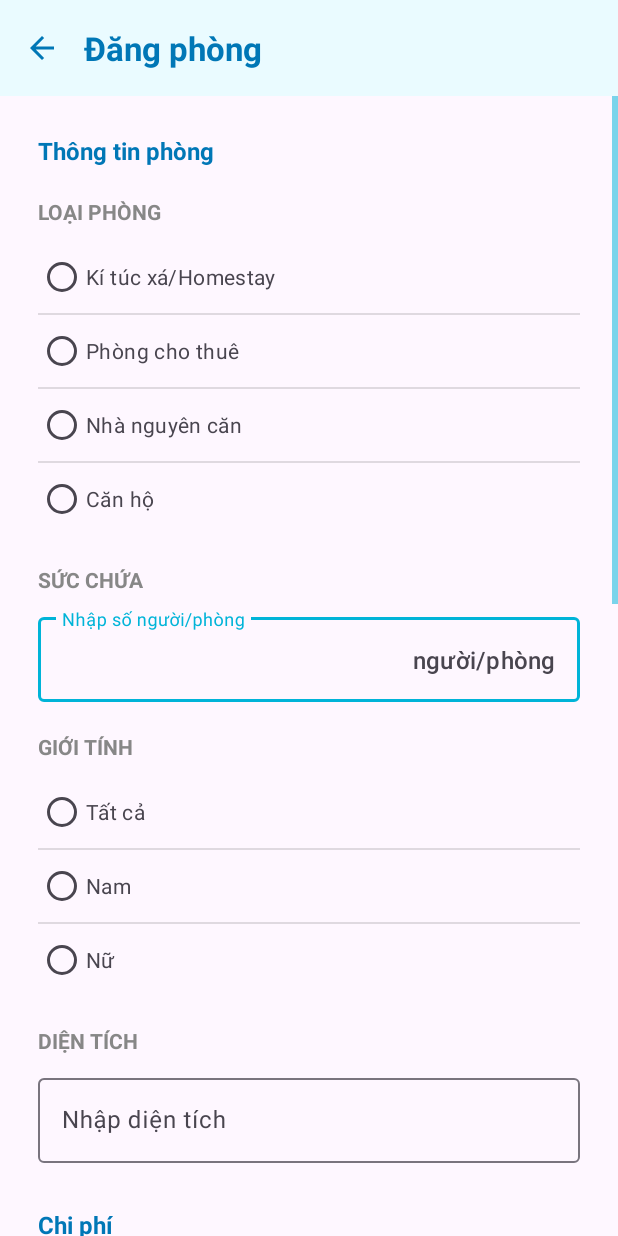
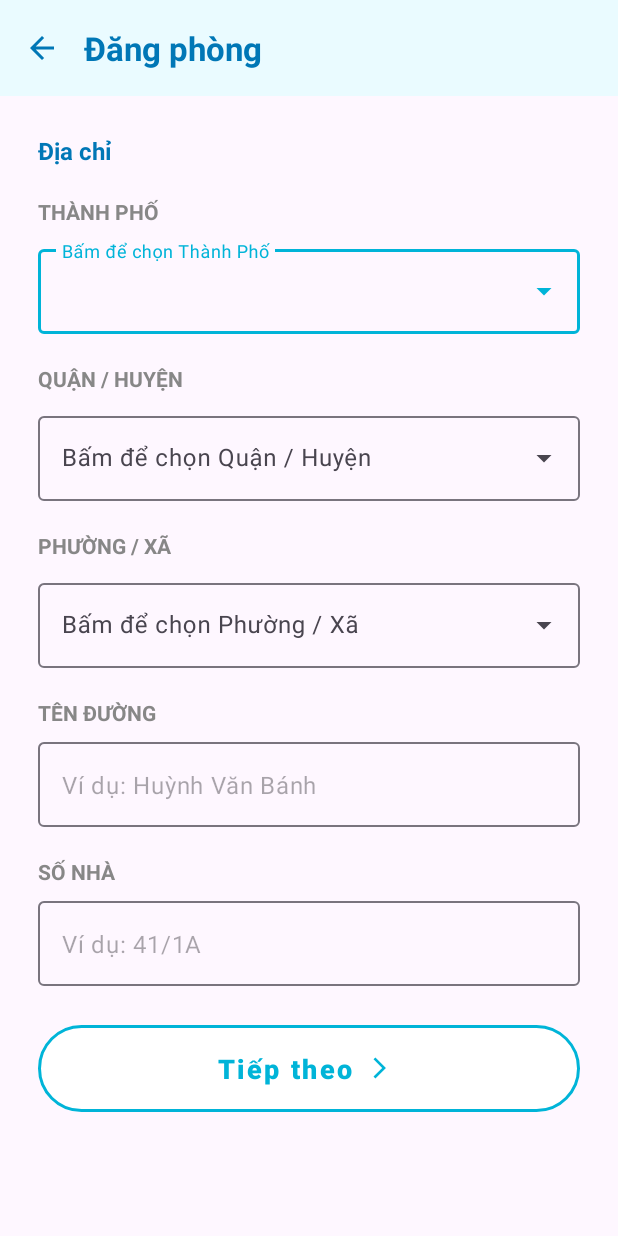
Before and after one commit to QuDaMyker/smart-rent-house, an Android app: the ActivityPost screen opened directly, with no data from a screen before it, on a phone screen of 412 x 824 dp. Run offline under Robolectric (Android 15) with nearby library versions, the phone set to English and light mode, and no system bars.

Commit message:
Add Post for rent (location) UI

```diff
--- a/app/src/main/java/com/example/renthouse/Activity/ActivityPost.java
+++ b/app/src/main/java/com/example/renthouse/Activity/ActivityPost.java
@@ -11,6 +11,6 @@ public class ActivityPost extends AppCompatActivity {
     @Override
     protected void onCreate(Bundle savedInstanceState) {
         super.onCreate(savedInstanceState);
-        setContentView(R.layout.activity_post_information);
+        setContentView(R.layout.activity_post_location);
     }
 }
--- /dev/null
+++ b/app/src/main/res/layout/activity_post_location.xml
@@ -0,0 +1,163 @@
+<?xml version="1.0" encoding="utf-8"?>
+<LinearLayout xmlns:android="http://schemas.android.com/apk/res/android"
+    android:layout_width="match_parent"
+    android:layout_height="match_parent"
+    xmlns:app="http://schemas.android.com/apk/res-auto"
+    xmlns:tools="http://schemas.android.com/tools"
+    android:orientation="vertical"
+    tools:context=".Activity.ActivityPost">
+    <com.google.android.material.appbar.MaterialToolbar
+        android:id="@+id/top_app_bar"
+        android:layout_width="match_parent"
+        android:layout_height="?attr/actionBarSize"
+        android:background="@color/Primary_98"
+        app:navigationIcon="@drawable/baseline_arrow_back_24"
+        app:navigationIconTint="@color/Primary_40">
+        <TextView
+            android:layout_width="wrap_content"
+            android:layout_height="wrap_content"
+            android:text="Đăng phòng"
+            android:textColor="@color/Primary_40"
+            android:textSize="22sp"
+            android:textStyle="bold" />
+    </com.google.android.material.appbar.MaterialToolbar>
+    <ScrollView
+        android:layout_width="match_parent"
+        android:layout_height="match_parent">
+        <LinearLayout
+            android:layout_width="match_parent"
+            android:layout_height="match_parent"
+            android:orientation="vertical"
+            android:layout_margin="25dp">
+            <TextView
+                android:layout_width="wrap_content"
+                android:layout_height="wrap_content"
+                android:textSize="16sp"
+                android:textStyle="bold"
+                android:text="Địa chỉ"
+                android:textColor="@color/Primary_40"
+                android:layout_marginBottom="20dp"/>
+            <TextView
+                android:layout_width="wrap_content"
+                android:layout_height="wrap_content"
+                android:textSize="14sp"
+                android:textStyle="bold"
+                android:text="THÀNH PHỐ"
+                android:textColor="@color/Secondary_40"
+                android:layout_marginBottom="10dp"/>
+            <com.google.android.material.textfield.TextInputLayout
+                android:layout_width="match_parent"
+                android:layout_height="wrap_content"
+                style="@style/Widget.Material3.TextInputLayout.OutlinedBox.ExposedDropdownMenu"
+                android:layout_marginBottom="20dp">
+                <AutoCompleteTextView
+                    android:layout_width="match_parent"
+                    android:layout_height="wrap_content"
+                    android:inputType="none"
+                    android:hint="Bấm để chọn Thành Phố"
+                    app:simpleItems="@array/cities" />
+            </com.google.android.material.textfield.TextInputLayout>
+
+            <TextView
+                android:layout_width="wrap_content"
+                android:layout_height="wrap_content"
+                android:textSize="14sp"
+                android:textStyle="bold"
+                android:text="QUẬN / HUYỆN"
+                android:textColor="@color/Secondary_40"
+                android:layout_marginBottom="10dp"/>
+            <com.google.android.material.textfield.TextInputLayout
+                android:layout_width="match_parent"
+                android:layout_height="wrap_content"
+                style="@style/Widget.Material3.TextInputLayout.OutlinedBox.ExposedDropdownMenu"
+                android:layout_marginBottom="20dp">
+                <AutoCompleteTextView
+                    android:layout_width="match_parent"
+                    android:layout_height="wrap_content"
+                    android:inputType="none"
+                    android:hint="Bấm để chọn Quận / Huyện"
+                    app:simpleItems="@array/districts" />
+            </com.google.android.material.textfield.TextInputLayout>
+
+            <TextView
+                android:layout_width="wrap_content"
+                android:layout_height="wrap_content"
+                android:textSize="14sp"
+                android:textStyle="bold"
+                android:text="PHƯỜNG / XÃ"
+                android:textColor="@color/Secondary_40"
+                android:layout_marginBottom="10dp"/>
+            <com.google.android.material.textfield.TextInputLayout
+                android:layout_width="match_parent"
+                android:layout_height="wrap_content"
+                style="@style/Widget.Material3.TextInputLayout.OutlinedBox.ExposedDropdownMenu"
+                android:layout_marginBottom="20dp">
+                <AutoCompleteTextView
+                    android:layout_width="match_parent"
+                    android:layout_height="wrap_content"
+                    android:inputType="none"
+                    android:hint="Bấm để chọn Phường / Xã"
+                    app:simpleItems="@array/wards" />
+            </com.google.android.material.textfield.TextInputLayout>
+
+            <TextView
+                android:layout_width="wrap_content"
+                android:layout_height="wrap_content"
+                android:textSize="14sp"
+                android:textStyle="bold"
+                android:text="TÊN ĐƯỜNG"
+                android:textColor="@color/Secondary_40"
+                android:layout_marginBottom="10dp"/>
+
+            <com.google.android.material.textfield.TextInputLayout
+                android:layout_width="match_parent"
+                android:layout_height="wrap_content"
+                app:hintEnabled="false"
+                android:layout_marginBottom="20dp">
+                <com.google.android.material.textfield.TextInputEditText
+                    android:layout_width="match_parent"
+                    android:layout_height="wrap_content"
+                    android:hint="Ví dụ: Huỳnh Văn Bánh"/>
+            </com.google.android.material.textfield.TextInputLayout>
+
+            <TextView
+                android:layout_width="wrap_content"
+                android:layout_height="wrap_content"
+                android:textSize="14sp"
+                android:textStyle="bold"
+                android:text="SỐ NHÀ"
+                android:textColor="@color/Secondary_40"
+                android:layout_marginBottom="10dp"/>
+
+            <com.google.android.material.textfield.TextInputLayout
+                android:layout_width="match_parent"
+                android:layout_height="wrap_content"
+                app:hintEnabled="false"
+                android:layout_marginBottom="20dp">
+                <com.google.android.material.textfield.TextInputEditText
+                    android:layout_width="match_parent"
+                    android:layout_height="wrap_content"
+                    android:hint="Ví dụ: 41/1A" />
+            </com.google.android.material.textfield.TextInputLayout>
+            <com.google.android.material.button.MaterialButton
+                style="@style/Widget.MaterialComponents.Button.OutlinedButton"
+                android:layout_width="match_parent"
+                android:layout_height="70dp"
+                android:layout_gravity="center"
+                android:text="Tiếp theo"
+                android:textSize="18sp"
+                android:textStyle="bold"
+                android:textColor="@color/Primary_60"
+                android:layout_marginBottom="50dp"
+                android:backgroundTint="@color/white"
+                app:strokeColor="@color/Primary_60"
+                app:strokeWidth="2dp"
+                android:textAllCaps="false"
+                app:cornerRadius="100dp"
+                app:icon="@drawable/ic_arrow_right"
+                app:iconGravity="textEnd"
+                app:iconSize="28dp"/>
+
+        </LinearLayout>
+    </ScrollView>
+</LinearLayout>
--- a/app/src/main/res/values/strings.xml
+++ b/app/src/main/res/values/strings.xml
@@ -1,3 +1,19 @@
 <resources>
     <string name="app_name">RentHouse</string>
+    <string-array name="cities">
+        <item>Hồ Chí Minh</item>
+        <item>Hà Nội</item>
+        <item>Đà Nẵng</item>
+    </string-array>
+    <string-array name="districts">
+        <item>Quận 1</item>
+        <item>Quận 2</item>
+        <item>Quận 3</item>
+    </string-array>
+    <string-array name="wards">
+        <item>Phường Bến Nghé</item>
+        <item>Phường Bến Thành</item>
+        <item>Phường Đa Kao</item>
+    </string-array>
+
 </resources>
```
